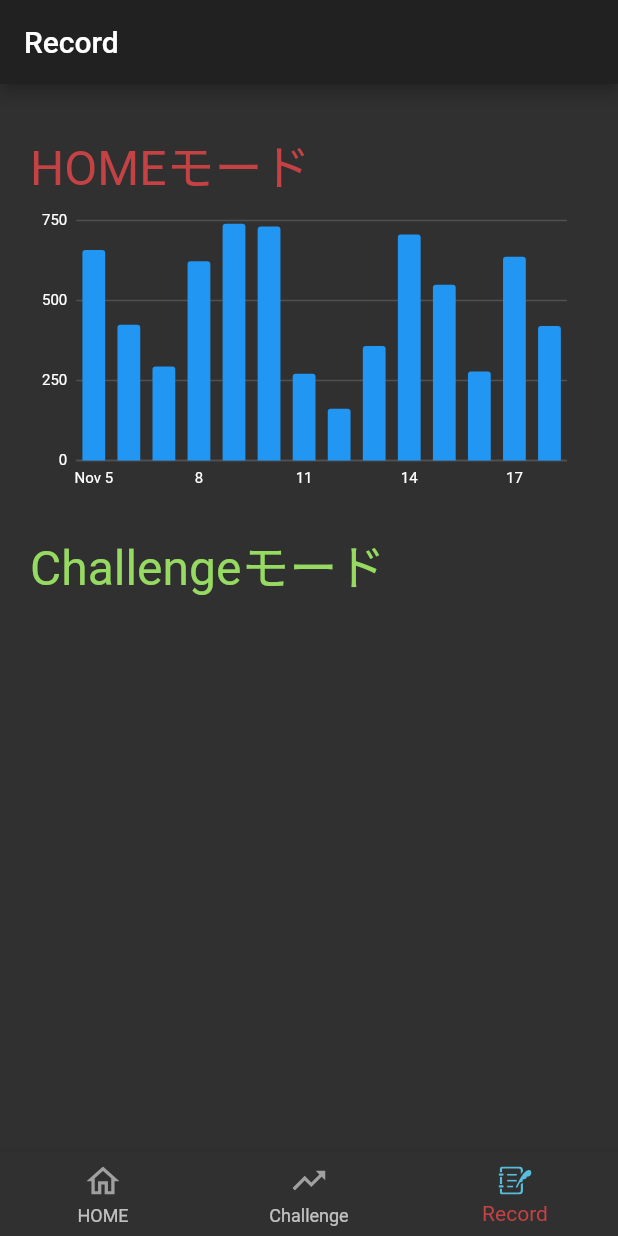
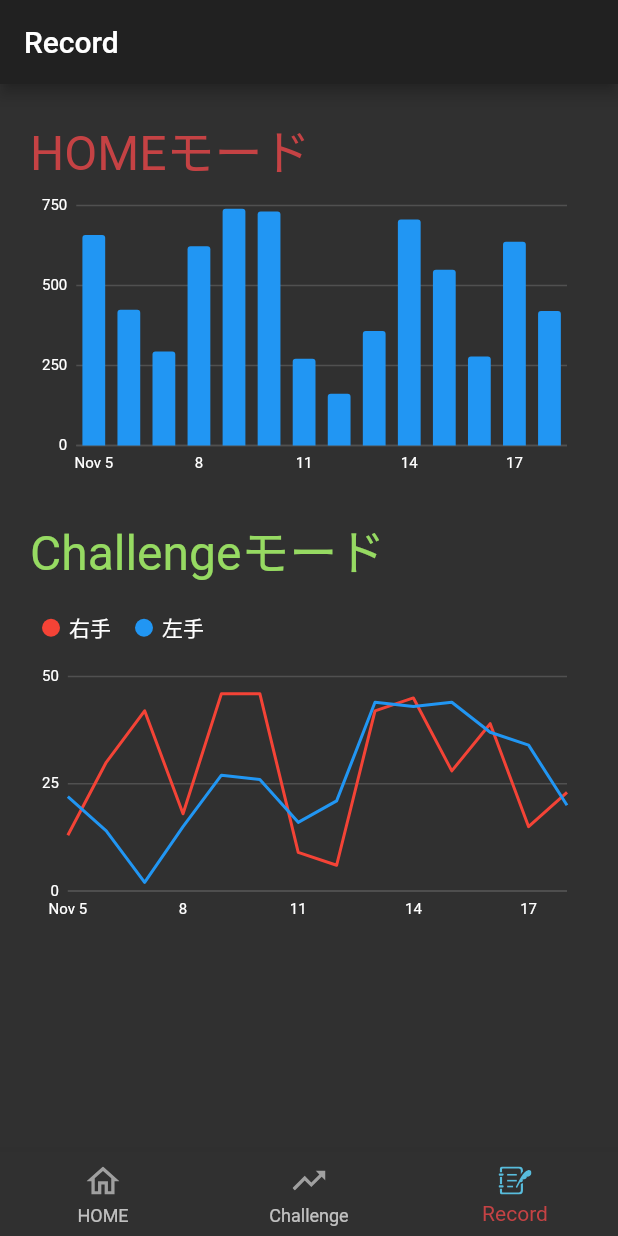
Before and after one commit to cyder/nigiru_kun_sp, a Flutter app: the screen it shows after launch, item 3 of the bottom bar chosen, on a phone screen of 412 x 824 dp. Run offline on Flutter 3.47's test engine with Material 2 defaults, Android fonts, the phone set to English and light mode, and no system bars; our stand-ins replace charts_flutter, flutter_blue, flutter_svg, percent_indicator, rxdart.

```diff
--- /dev/null
+++ b/lib/ui/widget/charts/times_chart.dart
@@ -0,0 +1,37 @@
+import 'package:flutter/material.dart';
+import 'package:charts_flutter/flutter.dart' as charts;
+
+class TimesChart extends StatelessWidget {
+  final List<charts.Series<dynamic, DateTime>> data;
+
+  TimesChart(this.data);
+
+  @override
+  Widget build(BuildContext context) {
+    return charts.TimeSeriesChart(
+      data,
+      domainAxis: charts.DateTimeAxisSpec(
+          renderSpec: charts.SmallTickRendererSpec(
+        labelStyle: charts.TextStyleSpec(
+            fontSize: 10, // size in Pts.
+            color: charts.MaterialPalette.white),
+        lineStyle:
+            charts.LineStyleSpec(color: charts.Color(r: 80, g: 80, b: 80)),
+      )),
+      primaryMeasureAxis: charts.NumericAxisSpec(
+          renderSpec: charts.GridlineRendererSpec(
+        labelStyle: charts.TextStyleSpec(
+            fontSize: 10, // size in Pts.
+            color: charts.MaterialPalette.white),
+        lineStyle:
+            charts.LineStyleSpec(color: charts.Color(r: 80, g: 80, b: 80)),
+      )),
+      behaviors: [
+        charts.SeriesLegend(
+          position: charts.BehaviorPosition.top,
+          outsideJustification: charts.OutsideJustification.endDrawArea,
+        )
+      ],
+    );
+  }
+}
--- a/lib/ui/widget/tabs/record_tab.dart
+++ b/lib/ui/widget/tabs/record_tab.dart
@@ -3,6 +3,7 @@ import 'package:scoped_model/scoped_model.dart';
 
 import 'package:nigiru_kun/viewmodels/record_tab_view_mode.dart';
 import 'package:nigiru_kun/ui/widget/charts/bar_times_chart.dart';
+import 'package:nigiru_kun/ui/widget/charts/times_chart.dart';
 import 'package:nigiru_kun/utils/color.dart';
 
 class RecordTab extends StatelessWidget {
@@ -18,7 +19,7 @@ class RecordTab extends StatelessWidget {
           builder: (context, child, model) => SingleChildScrollView(
                   child: Padding(
                 padding: EdgeInsets.symmetric(
-                  vertical: 30.0,
+                  vertical: 20.0,
                   horizontal: 20.0,
                 ),
                 child: Column(
@@ -43,6 +44,11 @@ class RecordTab extends StatelessWidget {
                         color: CustomColors.secondaryColor,
                       ),
                     ),
+                    Container(
+                      height: 220.0,
+                      margin: EdgeInsets.only(top: 10.0, bottom: 20.0),
+                      child: TimesChart(model.challengeSeriesList),
+                    ),
                   ],
                 ),
               ))),
--- a/lib/viewmodels/record_tab_view_mode.dart
+++ b/lib/viewmodels/record_tab_view_mode.dart
@@ -2,19 +2,15 @@ import 'package:intl/intl.dart';
 import 'package:scoped_model/scoped_model.dart';
 import 'package:charts_flutter/flutter.dart';
 import 'dart:math' as math;
+
+import 'package:nigiru_kun/entities/hand.dart';
+import 'package:nigiru_kun/entities/challenge_data.dart';
 
 class HomeData {
   final DateTime date;
   final int count;
 
   HomeData(this.date, this.count);
-}
-
-class ChallengeData {
-  final DateTime date;
-  final double force;
-
-  ChallengeData(this.date, this.force);
 }
 
 class RecordTabViewModel extends Model {
@@ -24,17 +20,41 @@ class RecordTabViewModel extends Model {
 
   List<Series<HomeData, DateTime>> get homeSeriesList => _homeSeriesList;
 
+  List<Series<ChallengeData, DateTime>> _challengeSeriesList;
 
-class RecordTabViewModel extends Model {}
+  List<Series<ChallengeData, DateTime>> get challengeSeriesList =>
+      _challengeSeriesList;
 
   RecordTabViewModel() {
     final random = math.Random();
     final List<HomeData> homeData = []; // TODO: 仮データ
+    final List<ChallengeData> rightHandChallengeData = []; // TODO: 仮データ
+    final List<ChallengeData> leftHandChallengeData = []; // TODO: 仮データ
 
     for (int i = 0; i < 14; i++) {
       homeData.insert(
         0,
         HomeData(DateTime.now().add(Duration(days: -i)), random.nextInt(1000)),
+      );
+    }
+
+    for (int i = 0; i < 14; i++) {
+      rightHandChallengeData.insert(
+        0,
+        ChallengeData(
+          Hand.Right,
+          random.nextInt(50).toDouble(),
+          DateTime.now().add(Duration(days: -i)),
+        ),
+      );
+
+      leftHandChallengeData.insert(
+        0,
+        ChallengeData(
+          Hand.Left,
+          random.nextInt(50).toDouble(),
+          DateTime.now().add(Duration(days: -i)),
+        ),
       );
     }
 
@@ -47,5 +67,24 @@ class RecordTabViewModel extends Model {}
         data: homeData,
       )
     ];
+
+    _challengeSeriesList = [
+      Series<ChallengeData, DateTime>(
+        id: 'rightHand',
+        displayName: '右手',
+        colorFn: (_, __) => MaterialPalette.red.shadeDefault,
+        domainFn: (ChallengeData data, _) => data.date,
+        measureFn: (ChallengeData data, _) => data.force,
+        data: rightHandChallengeData,
+      ),
+      Series<ChallengeData, DateTime>(
+        id: 'leftHand',
+        displayName: '左手',
+        colorFn: (_, __) => MaterialPalette.blue.shadeDefault,
+        domainFn: (ChallengeData data, _) => data.date,
+        measureFn: (ChallengeData data, _) => data.force,
+        data: leftHandChallengeData,
+      )
+    ];
   }
 }
```
